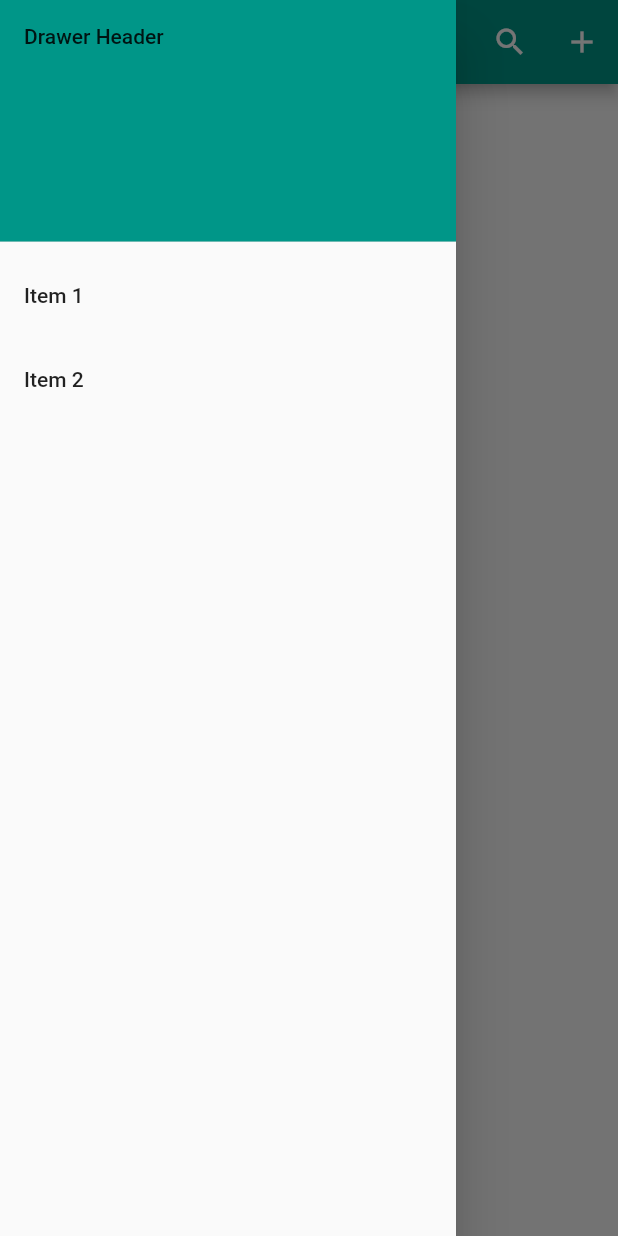
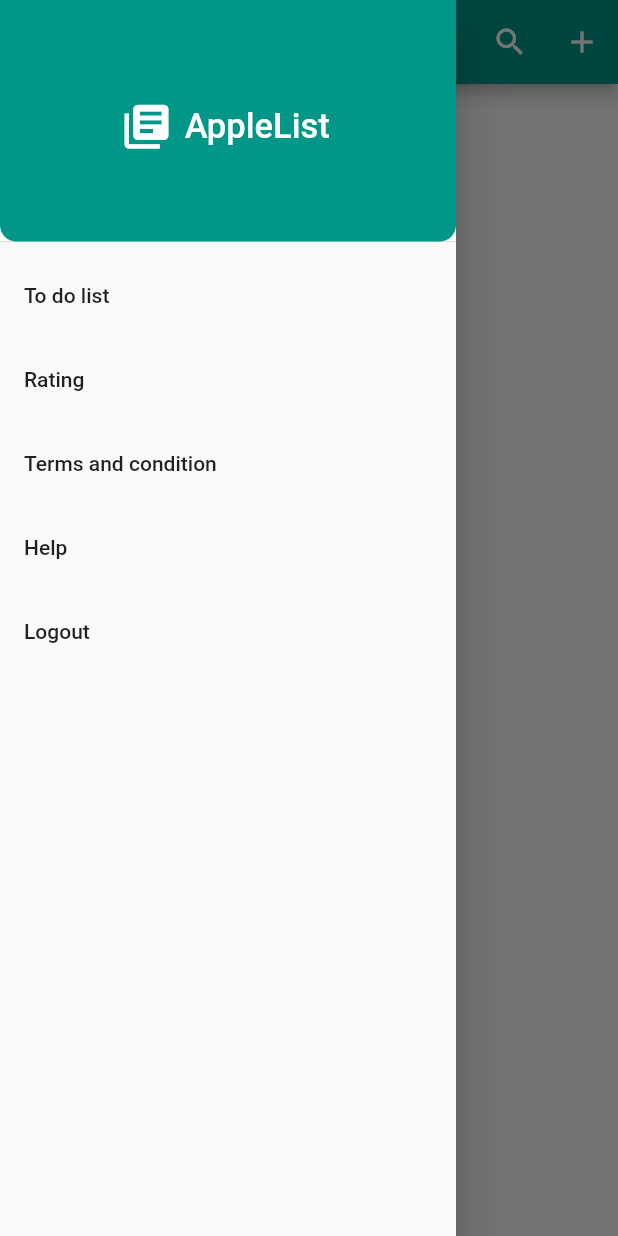
Before and after one commit to AppleMango23/flutterTodolist, a Flutter app: the screen it shows after launch, with the side drawer open, on a phone screen of 412 x 824 dp. Run offline on Flutter 3.47's test engine with Material 2 defaults, Android fonts, the light colour scheme and no system bars; our stand-ins replace firebase_database; accounts and stored records are empty.

Commit message:
added nice border radius

```diff
--- a/lib/main.dart
+++ b/lib/main.dart
@@ -15,6 +15,7 @@ class MyApp extends StatelessWidget {
       title: 'ListView',
       theme: ThemeData(
         primarySwatch: Colors.teal,
+        // canvasColor: Colors.transparent,
       ),
       home: MyCustomForm(),
     );
@@ -184,14 +185,27 @@ class _MyCustomFormState extends State<MyCustomForm> {
       contextPublic=context;
     });
 
-    showModalBottomSheet<void>(context: context,
+    showModalBottomSheet<void>(
+    context: context,
     builder: (BuildContext context) {
       return new Column(
         mainAxisSize: MainAxisSize.min,
         children: <Widget>[
-          Padding(
+
+          Container(
+            color: Color(0xFF737373), // This line set the transparent background
+            child: Container(
+              decoration: BoxDecoration(
+                color: Colors.white,
+                  borderRadius: BorderRadius.only(
+                      topLeft: Radius.circular(16.0),
+                      topRight: Radius.circular( 16.0)
+                  )
+              ),
+              child: Padding(
             // padding: const EdgeInsets.all(20.0),
             padding: const EdgeInsets.only(top: 20.0,left: 20,right: 20,bottom: 34),
+
         child: Column(
           children: <Widget>[
             TextField(
@@ -241,6 +255,8 @@ class _MyCustomFormState extends State<MyCustomForm> {
 
           ]
         )
+          ,)
+            ),
           )
 
         ],
@@ -301,6 +317,7 @@ class _MyCustomFormState extends State<MyCustomForm> {
     }
 
   }
+
 
   void checkRecord(){
 
@@ -387,13 +404,29 @@ class _MyCustomFormState extends State<MyCustomForm> {
           padding: EdgeInsets.zero,
           children: <Widget>[
             DrawerHeader(
-              child: Text('Drawer Header'),
+              child: FlatButton.icon(
+                      color: Colors.transparent,
+                      icon:
+                      new IconTheme(
+                          data: new IconThemeData(
+                              size: 35,
+                              color: Colors.white),
+                          child: new Icon(Icons.library_books),
+                      ),
+                      label: Text('AppleList',style: TextStyle(color:Colors.white,fontSize: 23)),
+                      shape: RoundedRectangleBorder(
+                      borderRadius: BorderRadius.circular(20)),
+                      onPressed: null,
+                    ),
               decoration: BoxDecoration(
                 color: Colors.teal,
+                borderRadius: BorderRadius.only(
+                bottomLeft: Radius.circular(11.0),
+                bottomRight: Radius.circular(11.0))
               ),
             ),
             ListTile(
-              title: Text('Item 1'),
+              title: Text('To do list'),
               onTap: () {
                 // Update the state of the app
                 // ...
@@ -402,7 +435,34 @@ class _MyCustomFormState extends State<MyCustomForm> {
               },
             ),
             ListTile(
-              title: Text('Item 2'),
+              title: Text('Rating'),
+              onTap: () {
+                // Update the state of the app
+                // ...
+                // Then close the drawer
+                Navigator.pop(context);
+              },
+            ),
+            ListTile(
+              title: Text('Terms and condition'),
+              onTap: () {
+                // Update the state of the app
+                // ...
+                // Then close the drawer
+                Navigator.pop(context);
+              },
+            ),
+            ListTile(
+              title: Text('Help'),
+              onTap: () {
+                // Update the state of the app
+                // ...
+                // Then close the drawer
+                Navigator.pop(context);
+              },
+            ),
+            ListTile(
+              title: Text('Logout'),
               onTap: () {
                 // Update the state of the app
                 // ...
```
